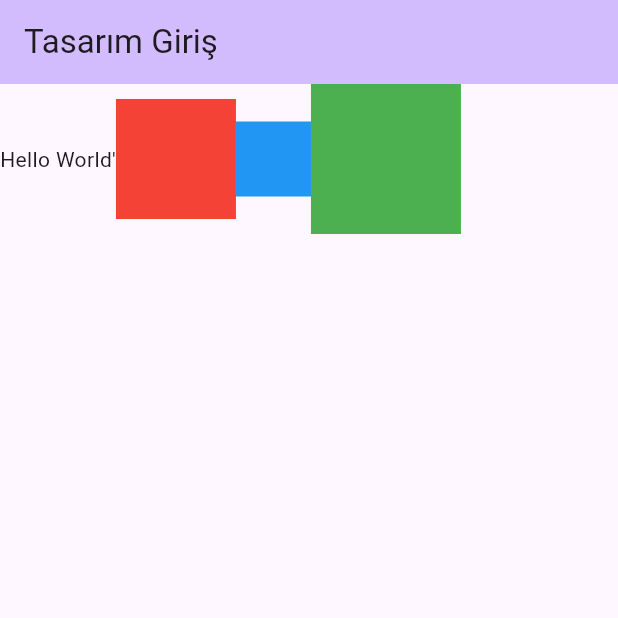
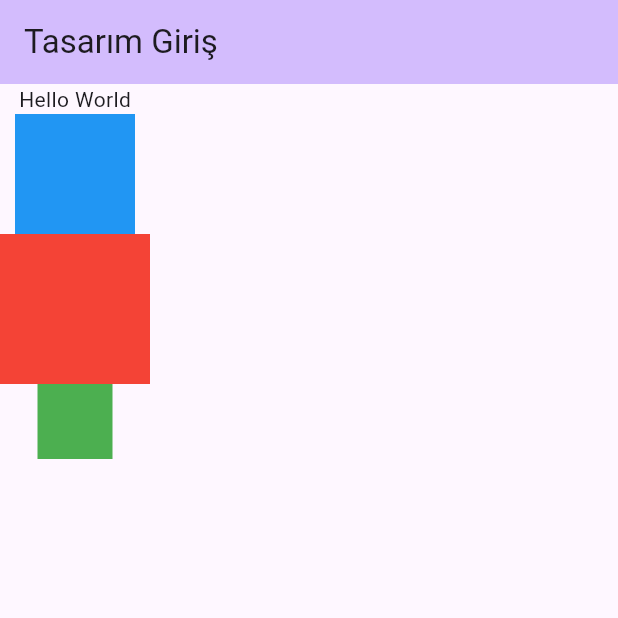
Before and after one commit to SERENGOKYILDIZ/FLUTTER_ANDROID_DESIGN, a Flutter app: the screen it shows after launch, on a phone screen of 412 x 824 dp, the top half of it. Run offline on Flutter 3.47's test engine with Material 3 defaults, Android fonts, the phone set to English and light mode, and no system bars.

Commit message:
Learned Column

```diff
--- a/lib/main.dart
+++ b/lib/main.dart
@@ -37,12 +37,12 @@ class _MyHomePageState extends State<MyHomePage> {
         title: Text(widget.title),
       ),
       body:
-        Row( /////-> Sütun sütun dizilir
+        Column( /////-> Satır satır dizilir
           children: [
-            Text("Hello World'"),
-            Container(width: 80, height: 80, color: Colors.red),
-            Container(width: 50, height: 50, color: Colors.blue),
-            Container(width: 100, height: 100, color: Colors.green),
+            Text("Hello World"),
+            Container(width: 80, height: 80, color: Colors.blue),
+            Container(width: 100, height: 100, color: Colors.red),
+            Container(width: 50, height: 50, color: Colors.green),
           ],
         )
     );
```
